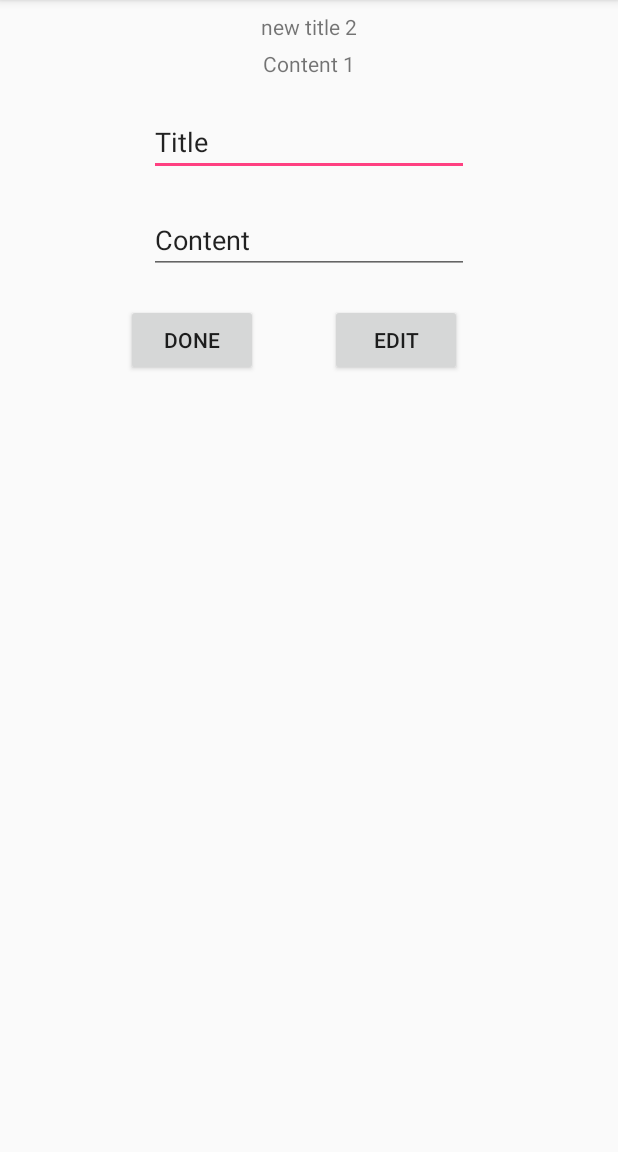
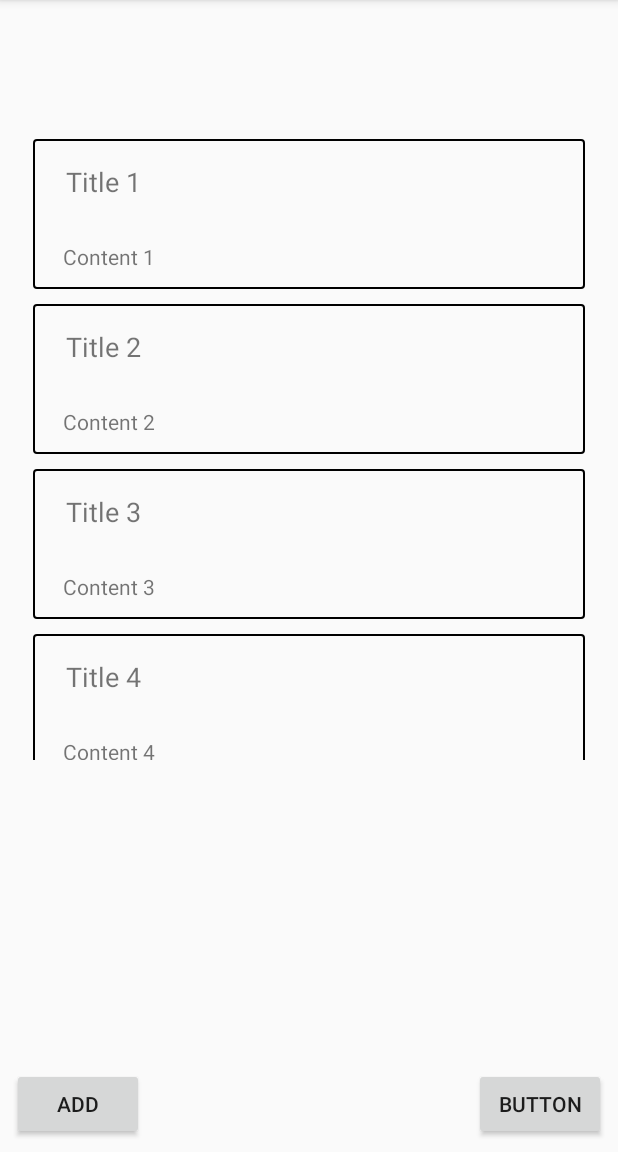
Before and after one commit to dylanngo95/android-databinding-example, an Android app: the screen it shows after launch (AddActivity before the commit, MainActivity after it), on a phone screen of 412 x 824 dp, the part 84-1236 px from its top. Run offline under Robolectric (Android 15) with nearby library versions, the phone set to English and light mode, and no system bars; our stand-ins replace data binding.

```diff
--- a/app/build.gradle
+++ b/app/build.gradle
@@ -29,4 +29,5 @@ dependencies {
     testImplementation 'junit:junit:4.12'
     androidTestImplementation 'com.android.support.test:runner:1.0.2'
     androidTestImplementation 'com.android.support.test.espresso:espresso-core:3.0.2'
+    implementation 'com.android.support:recyclerview-v7:28.0.0-rc01'
 }
--- a/app/src/main/AndroidManifest.xml
+++ b/app/src/main/AndroidManifest.xml
@@ -1,6 +1,8 @@
 <?xml version="1.0" encoding="utf-8"?>
 <manifest xmlns:android="http://schemas.android.com/apk/res/android"
     package="com.jundat95.todobinding">
+
+    <uses-permission android:name="android.permission.INTERNET"/>
 
     <application
         android:allowBackup="true"
@@ -9,7 +11,7 @@
         android:roundIcon="@mipmap/ic_launcher_round"
         android:supportsRtl="true"
         android:theme="@style/AppTheme">
-        <activity android:name=".MainActivity">
+        <activity android:name=".ui.main.MainActivity">
             <intent-filter>
                 <action android:name="android.intent.action.MAIN" />
 
--- a/app/src/main/java/com/jundat95/todobinding/MainActivity.java
+++ /dev/null
@@ -1,20 +0,0 @@
-package com.jundat95.todobinding;
-
-import android.content.Intent;
-import android.support.v7.app.AppCompatActivity;
-import android.os.Bundle;
-
-import com.jundat95.todobinding.ui.add.AddActivity;
-import com.jundat95.todobinding.ui.add.AddViewModel;
-
-public class MainActivity extends AppCompatActivity {
-
-    @Override
-    protected void onCreate(Bundle savedInstanceState) {
-        super.onCreate(savedInstanceState);
-        setContentView(R.layout.activity_main);
-
-        Intent intent = new Intent(this, AddActivity.class);
-        startActivity(intent);
-    }
-}
--- a/app/src/main/java/com/jundat95/todobinding/ui/add/AddActivity.java
+++ b/app/src/main/java/com/jundat95/todobinding/ui/add/AddActivity.java
@@ -12,7 +12,7 @@ public class AddActivity extends AppCompatActivity {
     @Override
     protected void onCreate(Bundle savedInstanceState) {
         super.onCreate(savedInstanceState);
-        setContentView(R.layout.activity_add);
+//        setContentView(R.layout.activity_add);
 
         AddViewModel addViewModel = new AddViewModel("Title 1", "Content 1");
         ActivityAddBinding activityAddBinding = DataBindingUtil.setContentView(this, R.layout.activity_add);
--- /dev/null
+++ b/app/src/main/java/com/jundat95/todobinding/ui/main/MainActivity.java
@@ -0,0 +1,67 @@
+package com.jundat95.todobinding.ui.main;
+
+import android.content.Intent;
+import android.databinding.DataBindingUtil;
+import android.support.v7.app.AppCompatActivity;
+import android.os.Bundle;
+import android.support.v7.widget.LinearLayoutManager;
+import android.support.v7.widget.RecyclerView;
+
+import com.jundat95.todobinding.R;
+import com.jundat95.todobinding.databinding.ActivityMainBinding;
+import com.jundat95.todobinding.ui.add.AddActivity;
+import com.jundat95.todobinding.ui.add.AddViewModel;
+
+import java.util.ArrayList;
+import java.util.Arrays;
+import java.util.List;
+
+public class MainActivity extends AppCompatActivity implements MainContract.View {
+
+    private RecyclerView recyclerView;
+    private MainAdapter adapter;
+    private RecyclerView.LayoutManager layoutManager;
+
+    @Override
+    protected void onCreate(Bundle savedInstanceState) {
+        super.onCreate(savedInstanceState);
+//        setContentView(R.layout.activity_main);
+
+        ActivityMainBinding binding = DataBindingUtil.setContentView(this, R.layout.activity_main);
+
+        AddViewModel addViewModel = new AddViewModel("test title", "test content");
+        MainPresenter mainPresenter = new MainPresenter(this, getApplicationContext());
+
+        binding.setPresenter(mainPresenter);
+
+        recyclerView = (RecyclerView)findViewById(R.id.rcvTodo);
+        recyclerView.setHasFixedSize(true);
+
+        layoutManager = new LinearLayoutManager(this);
+        recyclerView.setLayoutManager(layoutManager);
+
+        List<AddViewModel> items = Arrays.asList(
+                new AddViewModel("Title 1", "Content 1"),
+                new AddViewModel("Title 2", "Content 2"),
+                new AddViewModel("Title 3", "Content 3"),
+                new AddViewModel("Title 4", "Content 4"),
+                new AddViewModel("Title 5", "Content 5"),
+                new AddViewModel("Title 6", "Content 6")
+        );
+
+        adapter = new MainAdapter(items);
+        recyclerView.setAdapter(adapter);
+
+    }
+
+
+    @Override
+    public void addTodo() {
+        Intent intent = new Intent(this, AddActivity.class);
+        startActivity(intent);
+    }
+
+    @Override
+    public void onShowData(AddViewModel addViewModel) {
+    }
+}
--- /dev/null
+++ b/app/src/main/java/com/jundat95/todobinding/ui/main/MainAdapter.java
@@ -0,0 +1,64 @@
+package com.jundat95.todobinding.ui.main;
+
+import android.databinding.DataBindingUtil;
+import android.databinding.ViewDataBinding;
+import android.support.annotation.NonNull;
+import android.support.v7.widget.RecyclerView;
+import android.view.LayoutInflater;
+import android.view.View;
+import android.view.ViewGroup;
+
+import com.jundat95.todobinding.BR;
+import com.jundat95.todobinding.R;
+import com.jundat95.todobinding.ui.add.AddViewModel;
+
+import java.util.List;
+
+
+public class MainAdapter extends RecyclerView.Adapter<MainAdapter.MainViewHolder> {
+
+    private List<AddViewModel> addViewModels;
+
+    public MainAdapter(List<AddViewModel> addViewModels) {
+        this.addViewModels = addViewModels;
+    }
+
+    @NonNull
+    @Override
+    public MainViewHolder onCreateViewHolder(@NonNull ViewGroup viewGroup, int i) {
+        // create a new view
+        LayoutInflater layoutInflater = LayoutInflater.from(viewGroup.getContext());
+        ViewDataBinding binding = DataBindingUtil.inflate(layoutInflater, R.layout.row_todo, viewGroup, false);
+        return new MainViewHolder(binding);
+    }
+
+    @Override
+    public void onBindViewHolder(@NonNull MainViewHolder mainViewHolder, int i) {
+        final AddViewModel temperatureData = addViewModels.get(i);
+        mainViewHolder.bin(temperatureData);
+    }
+
+    @Override
+    public int getItemCount() {
+        return addViewModels.size();
+    }
+
+    public class MainViewHolder extends RecyclerView.ViewHolder {
+
+        private ViewDataBinding binding;
+
+        public  MainViewHolder(ViewDataBinding binding) {
+            super(binding.getRoot());
+            this.binding = binding;
+        }
+
+        public void bin(Object obj){
+            binding.setVariable(BR.item, obj);
+            binding.executePendingBindings();
+        }
+
+        public MainViewHolder(@NonNull View itemView) {
+            super(itemView);
+        }
+    }
+}
--- /dev/null
+++ b/app/src/main/java/com/jundat95/todobinding/ui/main/MainContract.java
@@ -0,0 +1,16 @@
+package com.jundat95.todobinding.ui.main;
+
+import com.jundat95.todobinding.ui.add.AddViewModel;
+
+public interface MainContract {
+
+    public interface Presenter {
+        void addTodo();
+        void onShowData(AddViewModel addViewModel);
+    }
+
+    public interface View {
+        void addTodo();
+        void onShowData(AddViewModel addViewModel);
+    }
+}
--- /dev/null
+++ b/app/src/main/java/com/jundat95/todobinding/ui/main/MainPresenter.java
@@ -0,0 +1,26 @@
+package com.jundat95.todobinding.ui.main;
+
+import android.content.Context;
+
+import com.jundat95.todobinding.ui.add.AddViewModel;
+
+public class MainPresenter implements MainContract.Presenter {
+
+    private MainContract.View view;
+    private Context context;
+
+    public MainPresenter(MainContract.View view, Context context) {
+        this.view = view;
+        this.context = context;
+    }
+
+    @Override
+    public void addTodo() {
+        view.addTodo();
+    }
+
+    @Override
+    public void onShowData(AddViewModel addViewModel) {
+        view.onShowData(addViewModel);
+    }
+}
--- /dev/null
+++ b/app/src/main/res/drawable/row_border.xml
@@ -0,0 +1,16 @@
+<?xml version="1.0" encoding="utf-8"?>
+<shape xmlns:android="http://schemas.android.com/apk/res/android"
+    android:shape="rectangle" >
+
+    <!-- View border color and width -->
+    <stroke
+        android:width="1dp"
+        android:color="#000000" >
+    </stroke>
+
+    <!-- The radius makes the corners rounded -->
+    <corners
+        android:radius="2dp"   >
+    </corners>
+
+</shape>
--- a/app/src/main/res/layout/activity_main.xml
+++ b/app/src/main/res/layout/activity_main.xml
@@ -1,18 +1,55 @@
 <?xml version="1.0" encoding="utf-8"?>
-<android.support.constraint.ConstraintLayout xmlns:android="http://schemas.android.com/apk/res/android"
-    xmlns:app="http://schemas.android.com/apk/res-auto"
-    xmlns:tools="http://schemas.android.com/tools"
+<layout xmlns:app="http://schemas.android.com/apk/res-auto"
+    xmlns:android="http://schemas.android.com/apk/res/android"
+    >
+    <data>
+        <variable
+            name="main"
+            type="com.jundat95.todobinding.ui.add.AddViewModel" />
+        <variable
+            name="presenter"
+            type="com.jundat95.todobinding.ui.main.MainPresenter" />
+    </data>
+    <android.support.constraint.ConstraintLayout
         android:layout_width="match_parent"
         android:layout_height="match_parent"
-    tools:context=".MainActivity">
+        xmlns:tools="http://schemas.android.com/tools"
+        tools:context=".ui.main.MainActivity">
 
-    <TextView
+        <android.support.v7.widget.RecyclerView
+            android:id="@+id/rcvTodo"
+            android:layout_width="368dp"
+            android:layout_height="414dp"
+            android:layout_marginBottom="8dp"
+            app:layout_constraintBottom_toTopOf="@+id/button2"
+            app:layout_constraintEnd_toEndOf="parent"
+            app:layout_constraintStart_toStartOf="parent"
+            app:layout_constraintTop_toTopOf="parent"
+            app:layout_constraintVertical_bias="0.32" />
+
+        <Button
+            android:id="@+id/btnAdd"
             android:layout_width="wrap_content"
             android:layout_height="wrap_content"
-        android:text="Hello World!"
+            android:layout_marginBottom="8dp"
+            android:layout_marginEnd="8dp"
+            android:layout_marginStart="8dp"
+            android:onClick="@{() -> presenter.addTodo()}"
+            android:text="Add"
             app:layout_constraintBottom_toBottomOf="parent"
-        app:layout_constraintLeft_toLeftOf="parent"
-        app:layout_constraintRight_toRightOf="parent"
-        app:layout_constraintTop_toTopOf="parent" />
+            app:layout_constraintEnd_toStartOf="@+id/button2"
+            app:layout_constraintHorizontal_bias="0.0"
+            app:layout_constraintStart_toStartOf="parent" />
+
+        <Button
+            android:id="@+id/button2"
+            android:layout_width="wrap_content"
+            android:layout_height="wrap_content"
+            android:layout_marginBottom="8dp"
+            android:layout_marginEnd="8dp"
+            android:text="Button"
+            app:layout_constraintBottom_toBottomOf="parent"
+            app:layout_constraintEnd_toEndOf="parent" />
 
     </android.support.constraint.ConstraintLayout>
+</layout>
--- /dev/null
+++ b/app/src/main/res/layout/row_todo.xml
@@ -0,0 +1,45 @@
+<?xml version="1.0" encoding="utf-8"?>
+<layout xmlns:app="http://schemas.android.com/apk/res-auto"
+    xmlns:tools="http://schemas.android.com/tools"
+    xmlns:android="http://schemas.android.com/apk/res/android"
+
+    >
+    <data>
+        <variable
+            name="item"
+            type="com.jundat95.todobinding.ui.add.AddViewModel"/>
+    </data>
+    <android.support.constraint.ConstraintLayout
+        android:layout_width="match_parent"
+        android:layout_height="100dp"
+        android:background="@drawable/row_border"
+        android:layout_marginBottom="10dp"
+        >
+
+        <TextView
+            android:id="@+id/textView3"
+            android:layout_width="314dp"
+            android:layout_height="0dp"
+            android:layout_marginEnd="8dp"
+            android:layout_marginStart="8dp"
+            android:layout_marginTop="16dp"
+            android:text="@{item.title}"
+            android:textSize="18sp"
+            app:layout_constraintEnd_toEndOf="parent"
+            app:layout_constraintHorizontal_bias="0.37"
+            app:layout_constraintStart_toStartOf="parent"
+            app:layout_constraintTop_toTopOf="parent" />
+
+        <TextView
+            android:id="@+id/textView4"
+            android:layout_width="328dp"
+            android:layout_height="20dp"
+            android:layout_marginEnd="8dp"
+            android:layout_marginStart="8dp"
+            android:layout_marginTop="28dp"
+            android:text="@{item.content}"
+            app:layout_constraintEnd_toEndOf="parent"
+            app:layout_constraintStart_toStartOf="parent"
+            app:layout_constraintTop_toBottomOf="@+id/textView3" />
+    </android.support.constraint.ConstraintLayout>
+</layout>
```
Lines whose indentation alone changed are shown as unchanged.
